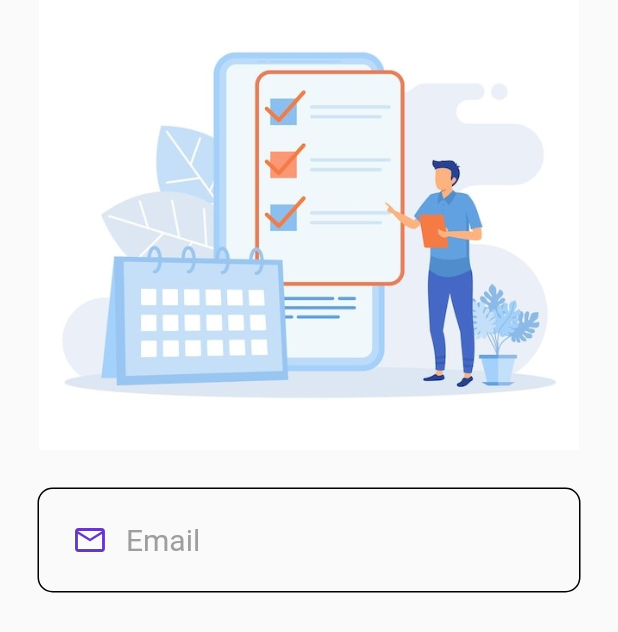
After one commit to jonmersha/sa, a Flutter app: the screen it shows after launch, after a tap on the "menu book" icon, on a phone screen of 412 x 824 dp. The commit adds this screen. Shown: the top 632 px of the screen. Run offline on Flutter 3.47's test engine with Material 2 defaults, Android fonts, the phone set to English and light mode, and no system bars; our stand-ins replace carousel_slider.

Commit message:
2nd commit

```diff
--- /dev/null
+++ b/lib/apps/todo/presentation/pages/login_page.dart
@@ -0,0 +1,29 @@
+import 'package:awashderash/apps/todo/presentation/widgets/custom_text_field.dart';
+import 'package:flutter/material.dart';
+
+class LoginPage extends StatelessWidget {
+  const LoginPage({Key? key}) : super(key: key);
+
+  @override
+  Widget build(BuildContext context) {
+    TextEditingController _emailController = TextEditingController();
+    return Scaffold(
+      appBar: PreferredSize(
+        preferredSize: const Size.fromHeight(300.0),
+        child: Image.asset(
+          'asset/todo/todologo.jpg',
+        ),
+      ),
+      body: SafeArea(
+        child: Column(
+          children: [
+            Padding(
+              padding: const EdgeInsets.all(25.0),
+              child: CustomTextField(emailController: _emailController),
+            )
+          ],
+        ),
+      ),
+    );
+  }
+}
--- /dev/null
+++ b/lib/apps/todo/presentation/widgets/custom_text_field.dart
@@ -0,0 +1,36 @@
+import 'package:flutter/material.dart';
+
+class CustomTextField extends StatelessWidget {
+  const CustomTextField({
+    super.key,
+    required TextEditingController emailController,
+  }) : _emailController = emailController;
+
+  final TextEditingController _emailController;
+
+  @override
+  Widget build(BuildContext context) {
+    return Container(
+      padding: const EdgeInsets.all(10),
+      decoration: BoxDecoration(
+        borderRadius: BorderRadius.circular(10),
+        border: Border.all(
+          // color: Colors.blue, // Border color
+          width: 1.0,
+        ),
+        // color: Colors.blueAccent[100]
+      ),
+      child:  TextField(
+        controller: _emailController,
+        decoration: const InputDecoration(
+            prefixIcon: Icon(
+              Icons.email_outlined,
+              color: Colors.deepPurple,
+            ),
+            hintText: 'Email',
+            hintStyle: TextStyle(fontSize: 20, color: Colors.grey),
+            border: InputBorder.none),
+      ),
+    );
+  }
+}
--- a/lib/main/widget/button.dart
+++ b/lib/main/widget/button.dart
@@ -5,26 +5,49 @@ class MenuButton extends StatelessWidget {
   final Color backGround;
   final String labelText;
   final IconData icon;
+  final Widget page;
 
   const MenuButton(
-      {Key? key, required this.iconColor, required this.icon, required this.labelText,  required this.backGround })
+      {Key? key,
+      required this.iconColor,
+      required this.icon,
+      required this.labelText,
+      required this.backGround,
+      required this.page})
       : super(key: key);
 
   @override
   Widget build(BuildContext context) {
     return Column(
       children: [
-        Container(
-          width: 50,
-          height: 50,
-          decoration: BoxDecoration(
-            borderRadius: BorderRadius.circular(10),
-            color: backGround,
+        GestureDetector(
+          onTap: () {
+            Navigator.push(
+              context,
+              MaterialPageRoute(builder: (context) => page),
+            );
+          },
+          child: Container(
+            width: 50,
+            height: 50,
+            decoration: BoxDecoration(
+              borderRadius: BorderRadius.circular(10),
+              color: backGround,
+            ),
+            child: Icon(
+              icon,
+              size: 40,
+              color: iconColor,
+            ),
           ),
-          child: Icon(icon, size: 40, color: iconColor,),
         ),
-        SizedBox(height: 10,),
-        Text(this.labelText, style: TextStyle(fontWeight: FontWeight.bold),)
+        SizedBox(
+          height: 10,
+        ),
+        Text(
+          this.labelText,
+          style: TextStyle(fontWeight: FontWeight.bold),
+        )
       ],
     );
   }
--- a/lib/main/widget/main/apps_menu.dart
+++ b/lib/main/widget/main/apps_menu.dart
@@ -1,3 +1,4 @@
+import 'package:awashderash/apps/todo/presentation/pages/login_page.dart';
 import 'package:awashderash/main/widget/button.dart';
 import 'package:awashderash/main/widget/main/slid_ads.dart';
 import 'package:flutter/material.dart';
@@ -34,30 +35,30 @@ class AppMenu extends StatelessWidget {
           Row(
             mainAxisAlignment: MainAxisAlignment.spaceEvenly,
             children: const [
-              MenuButton(iconColor: Colors.white,icon: Icons.menu_book,labelText: 'Reading',backGround: Colors.indigo,),
-              MenuButton(iconColor: Colors.white,icon: Icons.bus_alert,labelText: 'Travel',backGround: Colors.lightGreen,),
-              MenuButton(iconColor: Colors.white,icon: Icons.hotel,labelText: 'Hotel',backGround: Colors.indigo,),
-              MenuButton(iconColor: Colors.white,icon: Icons.shopping_cart_outlined,labelText: 'Gebeya',backGround: Colors.redAccent,),
+              MenuButton(iconColor: Colors.white,icon: Icons.menu_book,labelText: 'Reading',backGround: Colors.indigo,page: LoginPage(),),
+              MenuButton(iconColor: Colors.white,icon: Icons.bus_alert,labelText: 'Travel',backGround: Colors.lightGreen,page: LoginPage()),
+              MenuButton(iconColor: Colors.white,icon: Icons.hotel,labelText: 'Hotel',backGround: Colors.indigo,page: LoginPage()),
+              MenuButton(iconColor: Colors.white,icon: Icons.shopping_cart_outlined,labelText: 'Gebeya',backGround: Colors.redAccent,page: LoginPage()),
             ],
           ),
           SizedBox(height: 10,),
           Row(
             mainAxisAlignment: MainAxisAlignment.spaceEvenly,
             children: const [
-              MenuButton(iconColor: Colors.white,icon: Icons.school,labelText: 'School',backGround: Colors.orange,),
-              MenuButton(iconColor: Colors.white,icon: Icons.bus_alert,labelText: 'Travel',backGround: Colors.deepPurpleAccent,),
-              MenuButton(iconColor: Colors.white,icon: Icons.account_balance,labelText: 'Bank',backGround: Colors.indigo,),
-              MenuButton(iconColor: Colors.white,icon: Icons.storage,labelText: 'Bonda',backGround: Colors.deepOrange,),
+              MenuButton(iconColor: Colors.white,icon: Icons.school,labelText: 'School',backGround: Colors.orange,page: LoginPage()),
+              MenuButton(iconColor: Colors.white,icon: Icons.bus_alert,labelText: 'Travel',backGround: Colors.deepPurpleAccent,page: LoginPage()),
+              MenuButton(iconColor: Colors.white,icon: Icons.account_balance,labelText: 'Bank',backGround: Colors.indigo,page: LoginPage()),
+              MenuButton(iconColor: Colors.white,icon: Icons.storage,labelText: 'Bonda',backGround: Colors.deepOrange,page: LoginPage()),
             ],
           ),
           SizedBox(height: 10,),
           Row(
             mainAxisAlignment: MainAxisAlignment.spaceEvenly,
             children: const [
-              MenuButton(iconColor: Colors.white,icon: Icons.task_outlined,labelText: 'ToDo',backGround: Colors.red,),
-              MenuButton(iconColor: Colors.white,icon: Icons.padding,labelText: 'Note',backGround: Colors.pink,),
-              MenuButton(iconColor: Colors.white,icon: Icons.food_bank,labelText: 'Deliver',backGround: Colors.green,),
-              MenuButton(iconColor: Colors.white,icon: Icons.car_rental,labelText: 'Cab',backGround: Colors.blue,),
+              MenuButton(iconColor: Colors.white,icon: Icons.task_outlined,labelText: 'ToDo',backGround: Colors.red,page: LoginPage()),
+              MenuButton(iconColor: Colors.white,icon: Icons.padding,labelText: 'Note',backGround: Colors.pink,page: LoginPage()),
+              MenuButton(iconColor: Colors.white,icon: Icons.food_bank,labelText: 'Deliver',backGround: Colors.green,page: LoginPage()),
+              MenuButton(iconColor: Colors.white,icon: Icons.car_rental,labelText: 'Cab',backGround: Colors.blue,page: LoginPage()),
             ],
 
           ),
--- a/lib/widget/home/search_bar.dart
+++ b/lib/widget/home/search_bar.dart
@@ -14,7 +14,7 @@ class SearchBar extends StatelessWidget {
         child:  const TextField(
           style: TextStyle(fontSize: 20,color: Colors.white,height: 1.5),
           decoration: InputDecoration(
-              prefixIcon: Icon(Icons.search),
+              prefixIcon: Icon(Icons.email),
               hintText: 'Search',
               hintStyle: TextStyle(fontSize: 20,color: Colors.grey),
               border: InputBorder.none
--- a/pubspec.yaml
+++ b/pubspec.yaml
@@ -68,6 +68,7 @@ flutter:
   - asset/immage/hotel3.jpeg
   - asset/immage/hotel4.jpeg
   - asset/immage/hotel5.jpeg
+  - asset/todo/todologo.jpg
   #   - images/a_dot_ham.jpeg
 
   # An image asset can refer to one or more resolution-specific "variants", see
```
Also changed, not shown: asset/todo/todologo.jpg (added).
